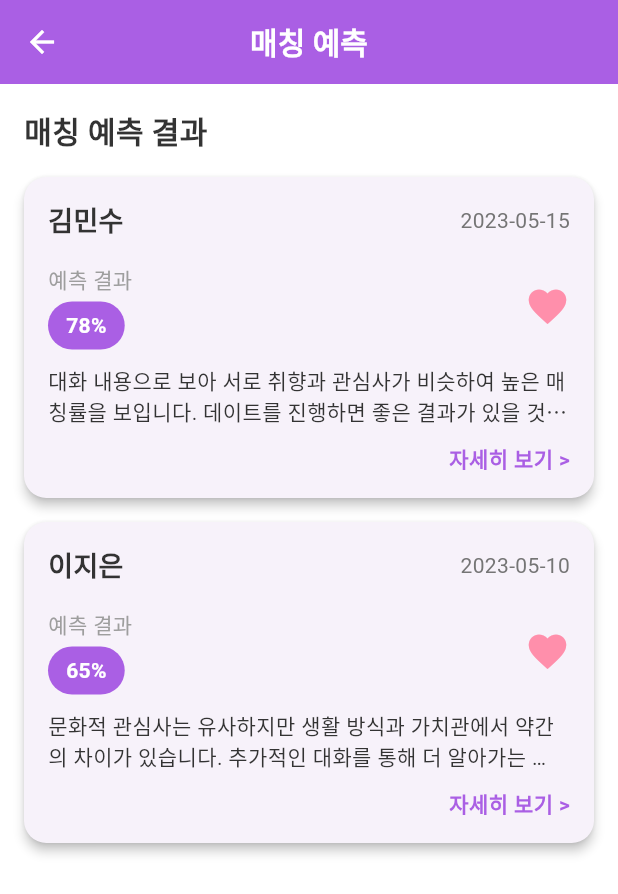
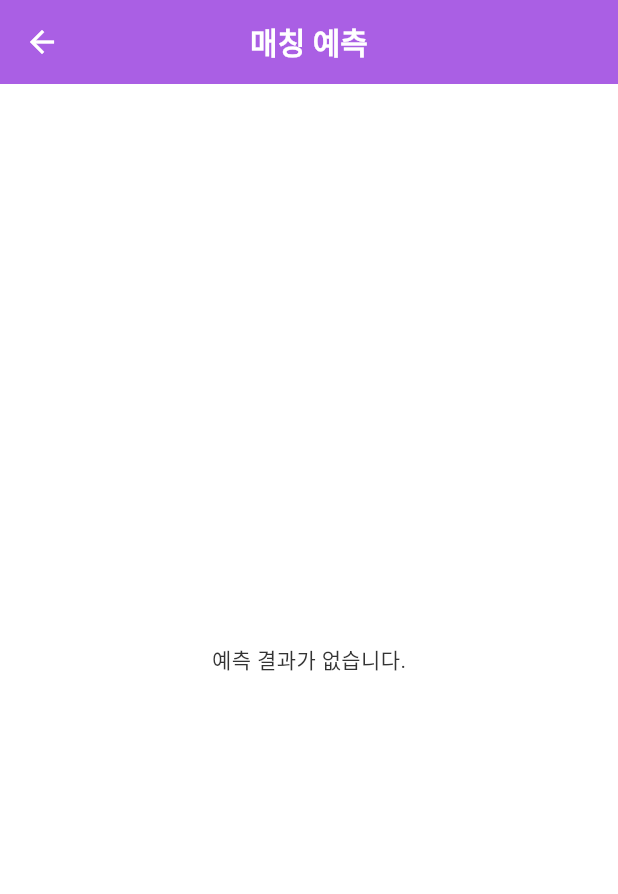
Before and after one commit to cres17/CapstoneDesign, a Flutter app: the PredictionScreen screen opened directly, on a phone screen of 412 x 824 dp. Shown: the top 894 px of the screen. Run offline on Flutter 3.47's test engine with Material 3 defaults, Android fonts, the phone set to English and light mode, and no system bars; our stand-ins replace flutter_dotenv, geolocator, image_picker, permission_handler, shared_preferences, socket_io_client; missing offline and left inert: dart:html, flutter_sound, flutter_webrtc, google_mlkit_face_detection; accounts and stored records are empty.

Commit message:
feat: 예측페이지.

```diff
--- a/lib/screens/prediction/prediction_screen.dart
+++ b/lib/screens/prediction/prediction_screen.dart
@@ -1,57 +1,66 @@
 import 'package:flutter/material.dart';
 import '../../constants/app_colors.dart';
+import '../../services/prediction_storage_service.dart';
 
-class PredictionScreen extends StatelessWidget {
+class PredictionScreen extends StatefulWidget {
   const PredictionScreen({Key? key}) : super(key: key);
 
   @override
+  State<PredictionScreen> createState() => _PredictionScreenState();
+}
+
+class _PredictionScreenState extends State<PredictionScreen> {
+  List<Map<String, dynamic>> _predictionData = [];
+  bool _isLoading = true;
+
+  @override
+  void initState() {
+    super.initState();
+    _loadPredictions();
+  }
+
+  Future<void> _loadPredictions() async {
+    final data = await PredictionStorageService.loadPredictions();
+    setState(() {
+      _predictionData = data;
+      _isLoading = false;
+    });
+  }
+
+  @override
   Widget build(BuildContext context) {
-    // 예측 결과 예시 데이터
-    final List<Map<String, dynamic>> predictionData = [
-      {
-        'date': '2023-05-15',
-        'partner': '김민수',
-        'result': '78%',
-        'comment':
-            '대화 내용으로 보아 서로 취향과 관심사가 비슷하여 높은 매칭률을 보입니다. 데이트를 진행하면 좋은 결과가 있을 것으로 예상됩니다.',
-        'compatibility': ['취미 활동', '여행 스타일'],
-      },
-      {
-        'date': '2023-05-10',
-        'partner': '이지은',
-        'result': '65%',
-        'comment':
-            '문화적 관심사는 유사하지만 생활 방식과 가치관에서 약간의 차이가 있습니다. 추가적인 대화를 통해 더 알아가는 것이 좋겠습니다.',
-        'compatibility': ['문화 취향'],
-      },
-    ];
-
     return Scaffold(
       appBar: AppBar(title: const Text('매칭 예측'), centerTitle: true),
       body: Padding(
         padding: const EdgeInsets.all(16.0),
-        child: Column(
+        child:
+            _isLoading
+                ? const Center(child: CircularProgressIndicator())
+                : _predictionData.isEmpty
+                ? const Center(child: Text('예측 결과가 없습니다.'))
+                : Column(
                   crossAxisAlignment: CrossAxisAlignment.start,
                   children: [
                     const Text(
                       '매칭 예측 결과',
-              style: TextStyle(fontSize: 20, fontWeight: FontWeight.bold),
+                      style: TextStyle(
+                        fontSize: 20,
+                        fontWeight: FontWeight.bold,
+                      ),
                     ),
                     const SizedBox(height: 16),
-
-            // 예측 카드 리스트
                     Expanded(
                       child: ListView.builder(
-                itemCount: predictionData.length,
+                        itemCount: _predictionData.length,
                         itemBuilder: (context, index) {
-                  final prediction = predictionData[index];
+                          final prediction = _predictionData[index];
                           return PredictionCard(
-                    date: prediction['date'],
-                    partner: prediction['partner'],
-                    result: prediction['result'],
-                    comment: prediction['comment'],
+                            date: prediction['date'] ?? '',
+                            partner: prediction['partner'] ?? '',
+                            result: prediction['result'] ?? '',
+                            comment: prediction['comment'] ?? '',
                             compatibility: List<String>.from(
-                      prediction['compatibility'],
+                              prediction['compatibility'] ?? [],
                             ),
                           );
                         },
--- a/lib/screens/video_call/video_call_screen.dart
+++ b/lib/screens/video_call/video_call_screen.dart
@@ -19,7 +19,7 @@ import 'dart:io';
 import 'package:capstone_porj/services/openai_service.dart';
 import 'package:capstone_porj/services/analysis_storage_service.dart';
 import 'package:shared_preferences/shared_preferences.dart';
-import 'package:capstone_porj/screens/video_call/analysis_screen.dart';
+import 'package:capstone_porj/screens/video_call/loading_screen.dart';
 
 class VideoCallScreen extends StatefulWidget {
   const VideoCallScreen({Key? key}) : super(key: key);
--- /dev/null
+++ b/lib/services/prediction_storage_service.dart
@@ -0,0 +1,27 @@
+import 'dart:convert';
+import 'package:shared_preferences/shared_preferences.dart';
+
+class PredictionStorageService {
+  static const _key = 'prediction_results';
+
+  // 저장
+  static Future<void> savePrediction(Map<String, dynamic> prediction) async {
+    final prefs = await SharedPreferences.getInstance();
+    final List<String> list = prefs.getStringList(_key) ?? [];
+    list.insert(0, jsonEncode(prediction)); // 최신순 정렬
+    await prefs.setStringList(_key, list);
+  }
+
+  // 불러오기
+  static Future<List<Map<String, dynamic>>> loadPredictions() async {
+    final prefs = await SharedPreferences.getInstance();
+    final List<String> list = prefs.getStringList(_key) ?? [];
+    return list.map((e) => jsonDecode(e) as Map<String, dynamic>).toList();
+  }
+
+  // 전체 삭제 (테스트용)
+  static Future<void> clear() async {
+    final prefs = await SharedPreferences.getInstance();
+    await prefs.remove(_key);
+  }
+}
```
Also changed, not shown: lib/screens/video_call/loading_screen.dart (renamed from lib/screens/video_call/analysis_screen.dart, +44 -1 lines). Lines whose indentation alone changed are shown as unchanged.
